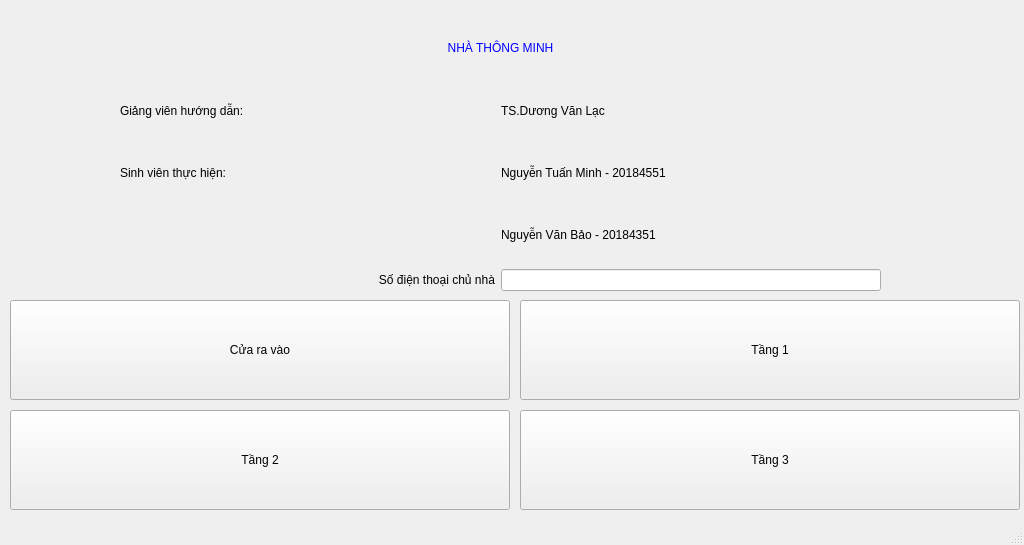
Above: mainwindow.ui from minhnt29/Graduation_GUI before the change. Below: the same form after it.
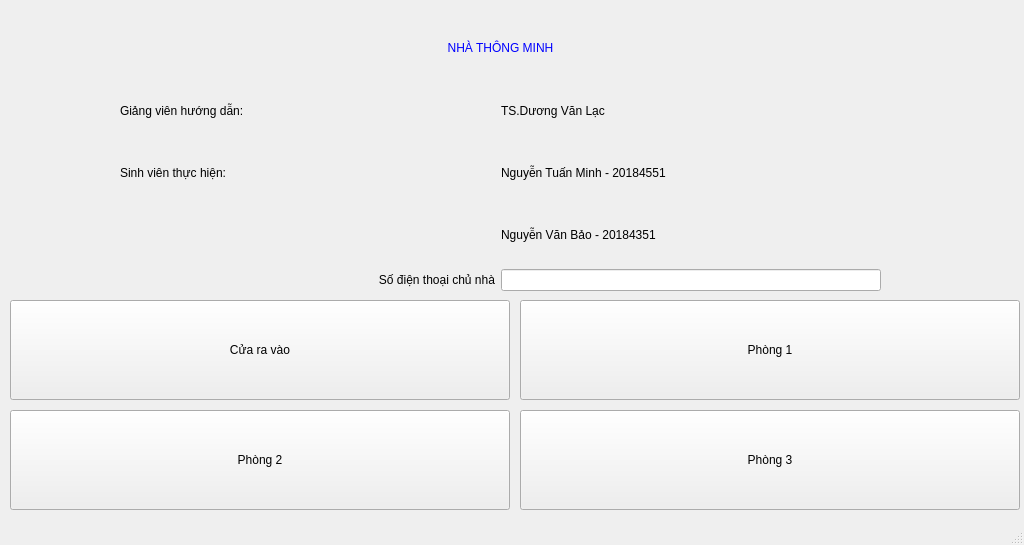
That is the form after the change. Icons and pictures are not drawn.

```diff
--- a/mainwindow.ui
+++ b/mainwindow.ui
@@ -199,7 +199,7 @@
      <string notr="true">font: 75 18pt &quot;PibotoLt&quot;;</string>
     </property>
     <property name="text">
-     <string>Tầng 2</string>
+     <string>Phòng 2</string>
     </property>
    </widget>
    <widget class="QPushButton" name="pushButton_Floor1">
@@ -224,7 +224,7 @@
      <string notr="true">font: 75 18pt &quot;PibotoLt&quot;;</string>
     </property>
     <property name="text">
-     <string>Tầng 1</string>
+     <string>Phòng 1</string>
     </property>
    </widget>
    <widget class="QPushButton" name="pushButton_Door">
@@ -274,7 +274,7 @@
      <string notr="true">font: 75 18pt &quot;PibotoLt&quot;;</string>
     </property>
     <property name="text">
-     <string>Tầng 3</string>
+     <string>Phòng 3</string>
     </property>
    </widget>
    <widget class="QLabel" name="label_9">
```
